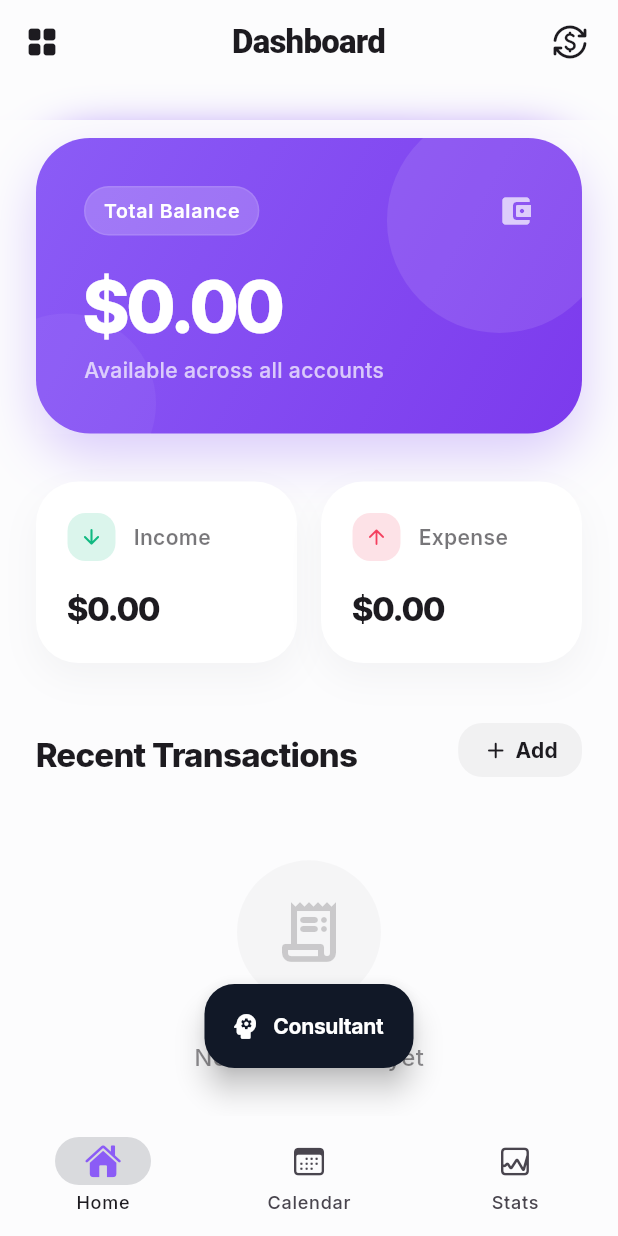
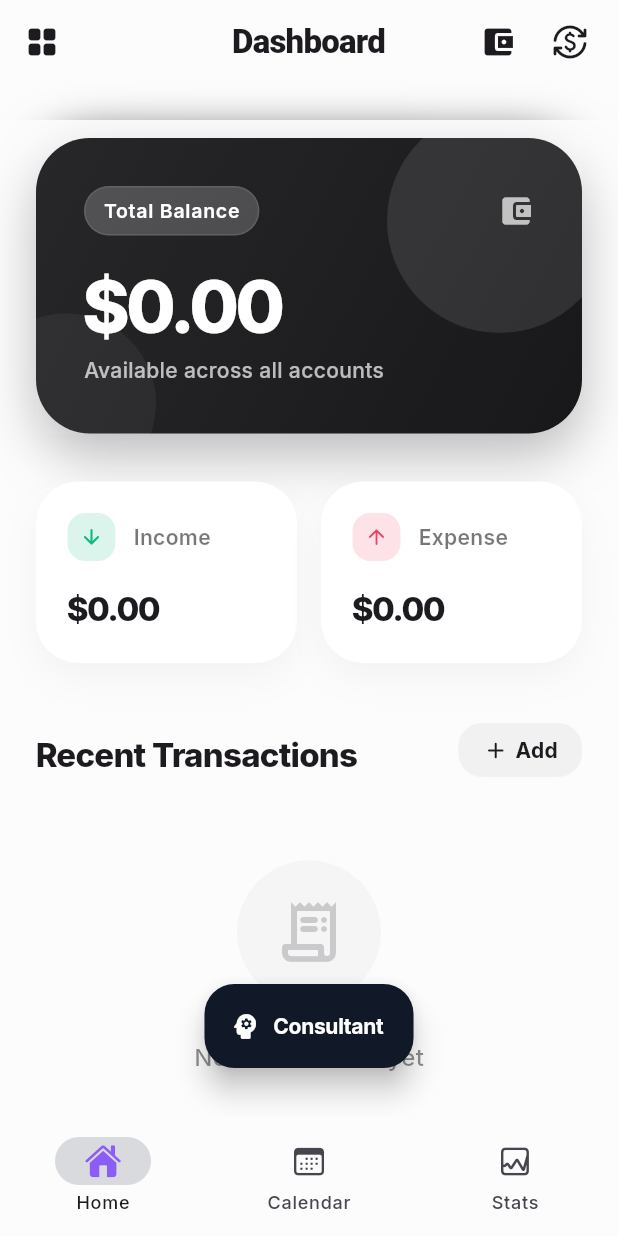
Before and after one commit to ermiyashenok/apps, a Flutter app: the screen it shows once a user with an empty profile is signed in, on a phone screen of 412 x 824 dp. Run offline on Flutter 3.47's test engine with Material 3 defaults, Android fonts, the phone set to English and light mode, and no system bars; our stand-ins replace cloud_firestore, firebase_auth, firebase_core, flutter_colorpicker, geocoding, geolocator and 3 more; accounts and stored records are empty.

Commit message:
Update HomeScreen

```diff
--- a/account_manager/lib/screens/home_screen.dart
+++ b/account_manager/lib/screens/home_screen.dart
@@ -7,6 +7,7 @@ import '../models/transaction.dart';
 import 'add_transaction_screen.dart';
 import 'consultant_screen.dart';
 import 'profile_screen.dart';
+import 'manage_accounts_screen.dart';
 
 class HomeScreen extends StatelessWidget {
   const HomeScreen({super.key});
@@ -53,6 +54,7 @@ class HomeScreen extends StatelessWidget {
             ),
             centerTitle: true,
             actions: [
+              _buildAccountSwitcher(context, txProvider),
               _buildCurrencyPicker(context, txProvider, colorScheme, isDark),
               const SizedBox(width: 8),
             ],
@@ -227,19 +229,31 @@ class HomeScreen extends StatelessWidget {
   }
 
   Widget _buildPremiumBalanceCard(BuildContext context, TransactionProvider txProvider, NumberFormat format) {
+    List<Color> gradientColors;
+    if (txProvider.selectedAccountType == 'All') {
+      gradientColors = [const Color(0xFF27272A), const Color(0xFF18181B)]; // Dark Black/Grey
+    } else {
+      final account = txProvider.accounts.firstWhere(
+        (a) => a.id == txProvider.selectedAccountType,
+        orElse: () => txProvider.accounts.isNotEmpty ? txProvider.accounts.first : txProvider.accounts.first
+      );
+      final c = Color(account.colorValue);
+      gradientColors = [c, c.withValues(alpha: 0.8)];
+    }
+
     return Container(
       margin: const EdgeInsets.symmetric(horizontal: 24),
       width: double.infinity,
       decoration: BoxDecoration(
-        gradient: const LinearGradient(
-          colors: [Color(0xFF8B5CF6), Color(0xFF7C3AED)],
+        gradient: LinearGradient(
+          colors: gradientColors,
           begin: Alignment.topLeft,
           end: Alignment.bottomRight,
         ),
         borderRadius: BorderRadius.circular(36),
         boxShadow: [
           BoxShadow(
-            color: const Color(0xFF8B5CF6).withValues(alpha: 0.3),
+            color: gradientColors[0].withValues(alpha: 0.3),
             blurRadius: 30,
             offset: const Offset(0, 15),
           ),
@@ -314,7 +328,9 @@ class HomeScreen extends StatelessWidget {
                 ),
                 const SizedBox(height: 8),
                 Text(
-                  'Available across all accounts',
+                  txProvider.selectedAccountType == 'All'
+                    ? 'Available across all accounts'
+                    : '${txProvider.accounts.firstWhere((a) => a.id == txProvider.selectedAccountType).name} Balance',
                   style: TextStyle(
                     color: Colors.white.withValues(alpha: 0.7),
                     fontSize: 14,
@@ -537,6 +553,70 @@ class HomeScreen extends StatelessWidget {
     );
   }
 
+  Widget _buildAccountSwitcher(BuildContext context, TransactionProvider txProvider) {
+    final colorScheme = Theme.of(context).colorScheme;
+    return PopupMenuButton<String>(
+      icon: Icon(Icons.account_balance_wallet, color: colorScheme.onSurface),
+      tooltip: 'Switch Account',
+      color: colorScheme.surface,
+      shape: RoundedRectangleBorder(borderRadius: BorderRadius.circular(16)),
+      position: PopupMenuPosition.under,
+      onSelected: (String value) {
+        if (value == 'manage') {
+          Navigator.push(context, MaterialPageRoute(builder: (_) => const ManageAccountsScreen()));
+        } else {
+          txProvider.setAccountType(value);
+        }
+      },
+      itemBuilder: (BuildContext context) {
+        final items = <PopupMenuEntry<String>>[
+          PopupMenuItem<String>(
+            value: 'All',
+            child: Row(
+              children: [
+                Icon(Icons.all_inclusive, size: 18, color: txProvider.selectedAccountType == 'All' ? colorScheme.primary : colorScheme.onSurface.withValues(alpha: 0.7)),
+                const SizedBox(width: 8),
+                Text('All Accounts', style: TextStyle(fontWeight: txProvider.selectedAccountType == 'All' ? FontWeight.bold : FontWeight.normal)),
+              ],
+            )
+          ),
+          const PopupMenuDivider(),
+        ];
+
+        for (final acc in txProvider.accounts) {
+          items.add(
+            PopupMenuItem<String>(
+              value: acc.id,
+              child: Row(
+                children: [
+                  Icon(Icons.circle, size: 14, color: Color(acc.colorValue)),
+                  const SizedBox(width: 8),
+                  Text(acc.name, style: TextStyle(fontWeight: txProvider.selectedAccountType == acc.id ? FontWeight.bold : FontWeight.normal)),
+                ],
+              )
+            )
+          );
+        }
+
+        items.add(const PopupMenuDivider());
+        items.add(
+          PopupMenuItem<String>(
+            value: 'manage',
+            child: Row(
+              children: [
+                Icon(Icons.settings, size: 18, color: colorScheme.onSurface.withValues(alpha: 0.7)),
+                const SizedBox(width: 8),
+                const Text('Manage Accounts'),
+              ],
+            )
+          )
+        );
+
+        return items;
+      },
+    );
+  }
+
   Widget _buildCurrencyPicker(BuildContext context, TransactionProvider txProvider, ColorScheme colorScheme, bool isDark) {
     return PopupMenuButton<String>(
       icon: Icon(Icons.currency_exchange_rounded, color: colorScheme.onSurface),
```
